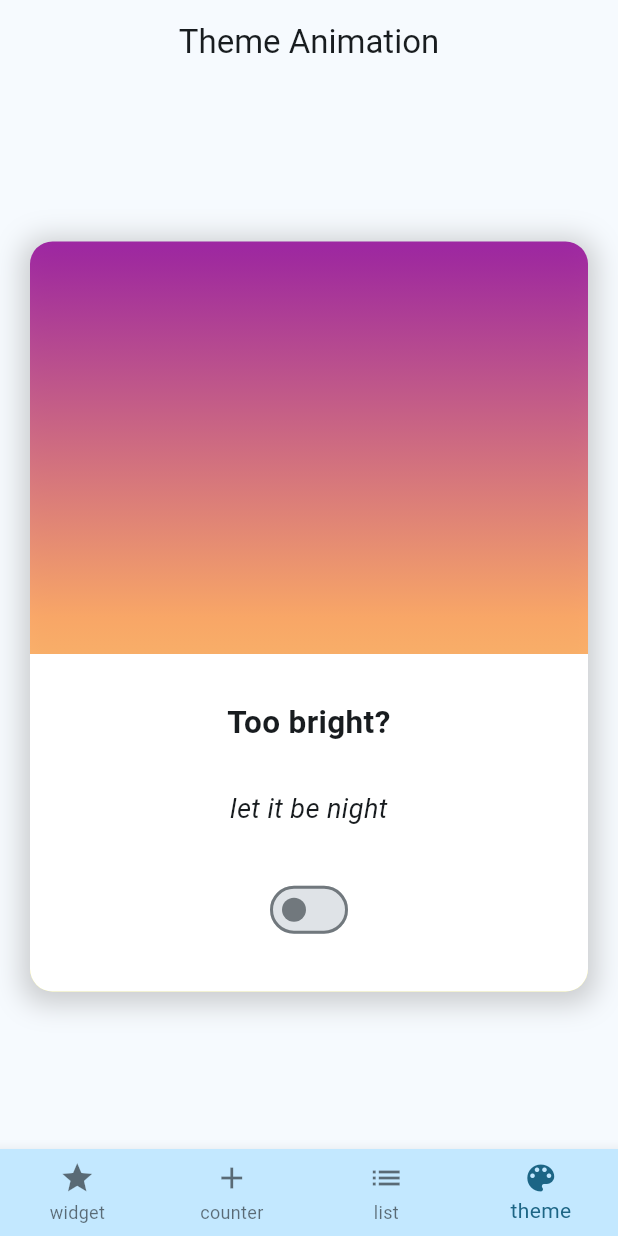
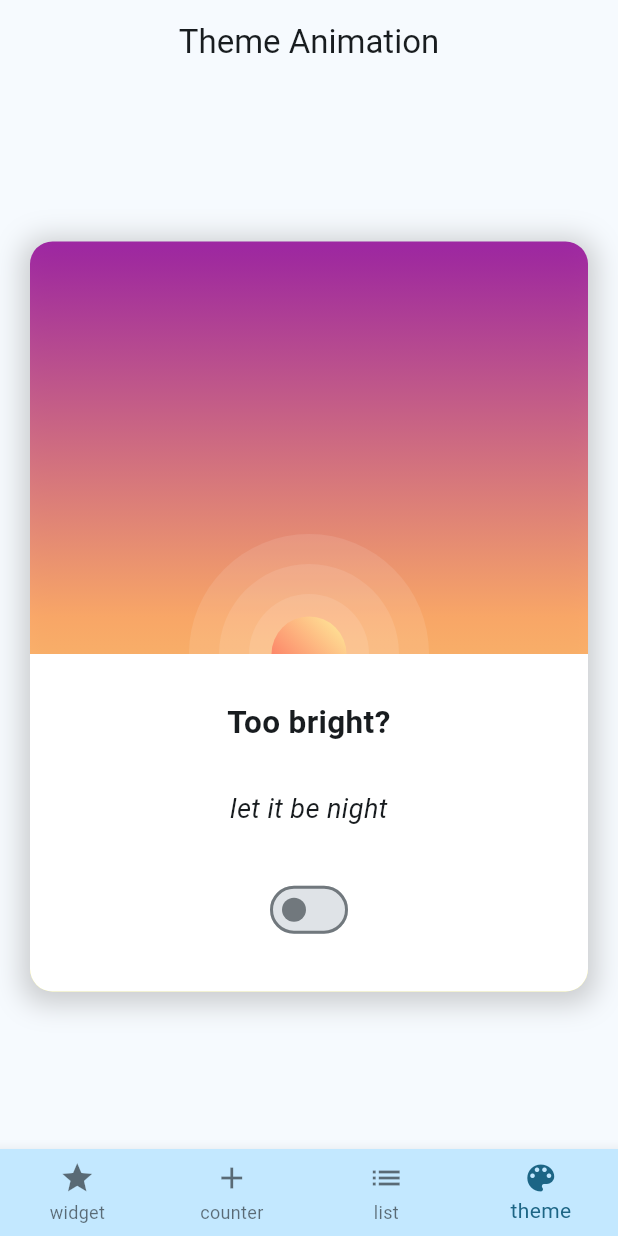
Before and after one commit to atanashristov/flutter-and-dart-zero-to-mastery, a Flutter app: the screen it shows after launch, item 4 of the bottom bar chosen, on a phone screen of 412 x 824 dp. Run offline on Flutter 3.47's test engine with Material 2 defaults, Android fonts, the phone set to English and light mode, and no system bars; network calls fail.

Commit message:
#5: Flutter: 62: Animations II

```diff
--- a/code/section5-flutter_basics/basic_widgets/lib/ui/presentation/theme_animation/theme_animation_screen.dart
+++ b/code/section5-flutter_basics/basic_widgets/lib/ui/presentation/theme_animation/theme_animation_screen.dart
@@ -1,4 +1,7 @@
 import 'package:basic_widgets/ui/application/theme_service.dart';
+import 'package:basic_widgets/ui/presentation/theme_animation/widgets/moon.dart';
+import 'package:basic_widgets/ui/presentation/theme_animation/widgets/star.dart';
+import 'package:basic_widgets/ui/presentation/theme_animation/widgets/sun.dart';
 import 'package:flutter/material.dart';
 import 'package:provider/provider.dart';
 
@@ -50,6 +53,58 @@ class ThemeAnimationScreen extends StatelessWidget {
                   // (*) We can align all the elements like that
                   // alignment: Alignment.bottomCenter,
                   children: [
+                    Positioned(
+                      top: 50,
+                      left: 70,
+                      child: AnimatedOpacity(
+                        opacity: themeService.isDarkMode ? 1 : 0,
+                        duration: const Duration(milliseconds: 800),
+                        child: const Star(),
+                      ),
+                    ),
+                    Positioned(
+                      top: 120,
+                      left: 50,
+                      child: AnimatedOpacity(
+                        opacity: themeService.isDarkMode ? 1 : 0,
+                        duration: const Duration(milliseconds: 800),
+                        child: const Star(),
+                      ),
+                    ),
+                    Positioned(
+                      top: 70,
+                      right: 50,
+                      child: AnimatedOpacity(
+                        opacity: themeService.isDarkMode ? 1 : 0,
+                        duration: const Duration(milliseconds: 500),
+                        child: const Star(),
+                      ),
+                    ),
+                    Positioned(
+                      top: 100,
+                      right: 200,
+                      child: AnimatedOpacity(
+                        opacity: themeService.isDarkMode ? 1 : 0,
+                        duration: const Duration(milliseconds: 200),
+                        child: const Star(),
+                      ),
+                    ),
+                    AnimatedPositioned(
+                      top: themeService.isDarkMode ? 100 : 130,
+                      right: themeService.isDarkMode ? 100 : -40,
+                      duration: const Duration(milliseconds: 400),
+                      child: AnimatedOpacity(
+                        opacity: themeService.isDarkMode ? 1 : 0,
+                        duration: const Duration(milliseconds: 300),
+                        child: const Moon(),
+                      ),
+                    ),
+                    // Animates as soon as any attribute of itself changes
+                    AnimatedPadding(
+                      duration: const Duration(milliseconds: 200),
+                      padding: EdgeInsets.only(top: themeService.isDarkMode ? 120 : 50),
+                      child: const Center(child: Sun()),
+                    ),
                     // (*) or we can specify for single element how to be aligned like so:
                     Align(
                       alignment: Alignment.bottomCenter,
--- /dev/null
+++ b/code/section5-flutter_basics/basic_widgets/lib/ui/presentation/theme_animation/widgets/moon.dart
@@ -0,0 +1,24 @@
+import 'package:flutter/material.dart';
+
+class Moon extends StatelessWidget {
+  const Moon({super.key});
+
+  @override
+  Widget build(BuildContext context) {
+    return Container(
+      height: 30,
+      width: 30,
+      decoration: const BoxDecoration(
+        shape: BoxShape.circle,
+        gradient: LinearGradient(
+          colors: [
+            Color(0xFF8983F7),
+            Color(0xFFA3DAFB),
+          ],
+          begin: Alignment.bottomLeft,
+          end: Alignment.topRight,
+        ),
+      ),
+    );
+  }
+}
--- /dev/null
+++ b/code/section5-flutter_basics/basic_widgets/lib/ui/presentation/theme_animation/widgets/star.dart
@@ -0,0 +1,25 @@
+import 'package:flutter/material.dart';
+
+class Star extends StatelessWidget {
+  const Star({super.key});
+
+  @override
+  Widget build(BuildContext context) {
+    return Container(
+      width: 2,
+      height: 2,
+      decoration: BoxDecoration(
+        shape: BoxShape.circle,
+        color: const Color(0xFFC9E9FC),
+        boxShadow: [
+          BoxShadow(
+            color: const Color(0xFFC9E9FC).withOpacity(0.5),
+            spreadRadius: 5,
+            blurRadius: 7,
+            offset: const Offset(0, 0),
+          ),
+        ],
+      ),
+    );
+  }
+}
--- /dev/null
+++ b/code/section5-flutter_basics/basic_widgets/lib/ui/presentation/theme_animation/widgets/sun.dart
@@ -0,0 +1,34 @@
+import 'package:basic_widgets/ui/presentation/theme_animation/widgets/sunshine.dart';
+import 'package:flutter/material.dart';
+
+class Sun extends StatelessWidget {
+  const Sun({super.key});
+
+  @override
+  Widget build(BuildContext context) {
+    return Sunshine(
+      radius: 160,
+      child: Sunshine(
+        radius: 120,
+        child: Sunshine(
+          radius: 80,
+          child: Container(
+            height: 50,
+            width: 50,
+            decoration: const BoxDecoration(
+              shape: BoxShape.circle,
+              gradient: LinearGradient(
+                colors: [
+                  Color(0xDDFC554F),
+                  Color(0xDDFFF79E),
+                ],
+                begin: Alignment.bottomLeft,
+                end: Alignment.topRight,
+              ),
+            ),
+          ),
+        ),
+      ),
+    );
+  }
+}
--- /dev/null
+++ b/code/section5-flutter_basics/basic_widgets/lib/ui/presentation/theme_animation/widgets/sunshine.dart
@@ -0,0 +1,20 @@
+import 'package:flutter/material.dart';
+
+class Sunshine extends StatelessWidget {
+  final double radius;
+  final Widget child;
+  const Sunshine({super.key, required this.radius, required this.child});
+
+  @override
+  Widget build(BuildContext context) {
+    return Container(
+      height: radius,
+      width: radius,
+      decoration: BoxDecoration(
+        shape: BoxShape.circle,
+        color: Colors.white.withOpacity(.1),
+      ),
+      child: Center(child: child),
+    );
+  }
+}
```
Also changed, not shown: 1 other file.
